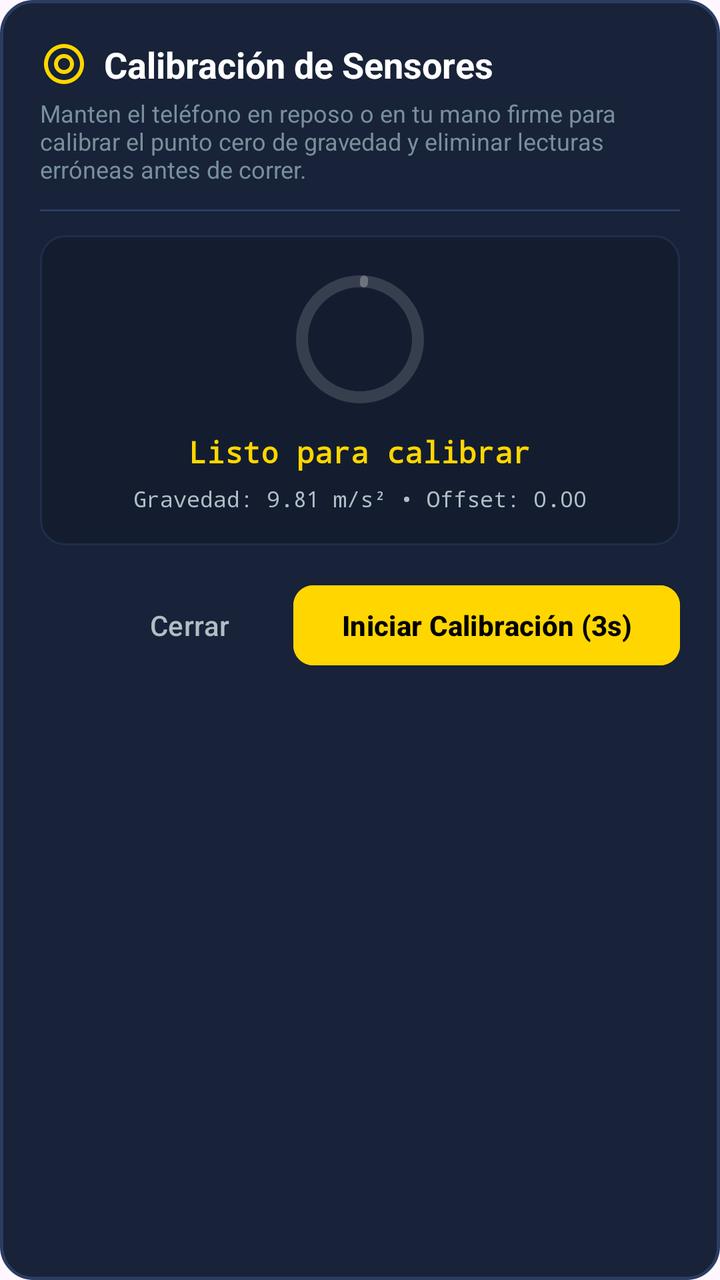
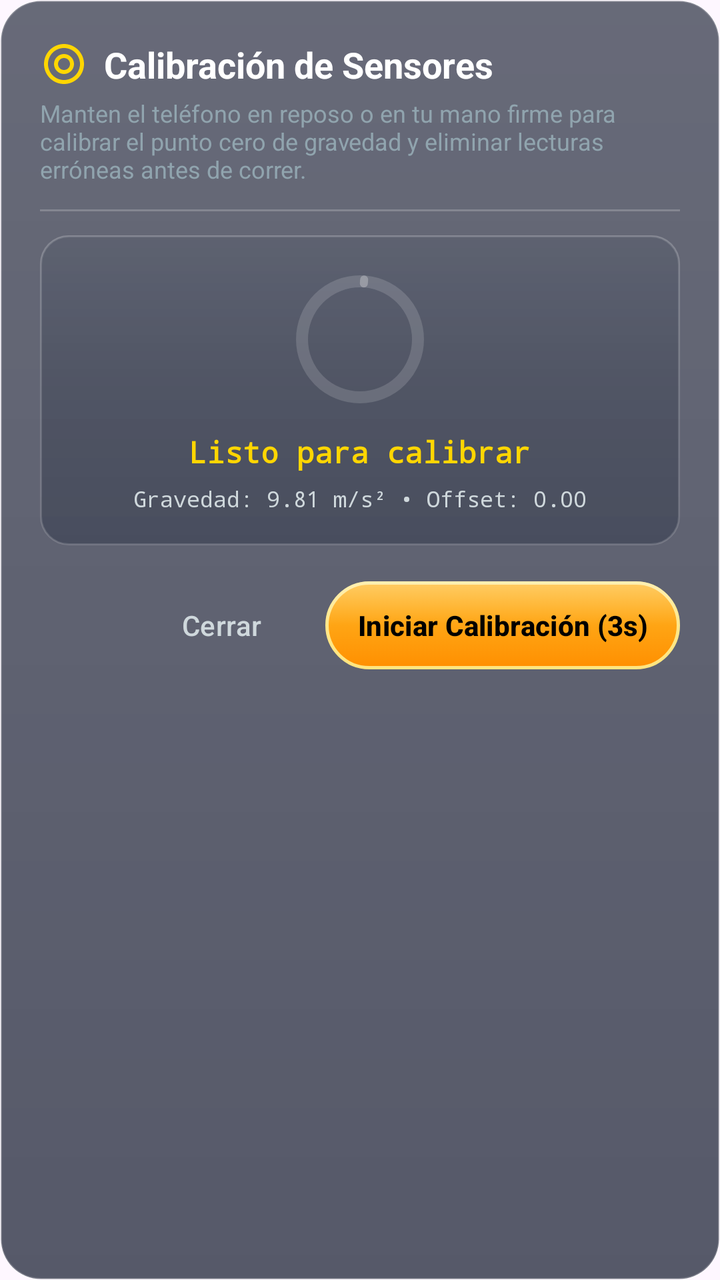

The first picture is an Android layout as it rendered before a commit; the second is the same layout after the commit. The layout source and the unified diff follow.
<!-- AndroidManifest.xml: application theme Theme.Sensores_prueba1 -->
<!-- res/layout/dialog_sensor_calibration.xml -->
<?xml version="1.0" encoding="utf-8"?>
<LinearLayout xmlns:android="http://schemas.android.com/apk/res/android"
    xmlns:app="http://schemas.android.com/apk/res-auto"
    android:layout_width="match_parent"
    android:layout_height="wrap_content"
    android:background="@drawable/bg_card_rounded"
    android:orientation="vertical"
    android:padding="20dp">

    
    <LinearLayout
        android:layout_width="match_parent"
        android:layout_height="wrap_content"
        android:gravity="center_vertical"
        android:orientation="horizontal">

        <ImageView
            android:layout_width="24dp"
            android:layout_height="24dp"
            android:layout_marginEnd="8dp"
            android:src="@drawable/ic_calibrate"
            app:tint="@color/accent_amber" />

        <TextView
            android:layout_width="0dp"
            android:layout_height="wrap_content"
            android:layout_weight="1"
            android:text="Calibración de Sensores"
            android:textColor="@color/white"
            android:textSize="18sp"
            android:textStyle="bold" />
    </LinearLayout>

    <TextView
        android:layout_width="match_parent"
        android:layout_height="wrap_content"
        android:layout_marginTop="4dp"
        android:text="Manten el teléfono en reposo o en tu mano firme para calibrar el punto cero de gravedad y eliminar lecturas erróneas antes de correr."
        android:textColor="@color/text_tertiary"
        android:textSize="12sp" />

    <View
        android:layout_width="match_parent"
        android:layout_height="1dp"
        android:layout_marginVertical="12dp"
        android:background="@color/bg_card_stroke" />

    
    <LinearLayout
        android:layout_width="match_parent"
        android:layout_height="wrap_content"
        android:background="@drawable/bg_metric_tile"
        android:gravity="center"
        android:orientation="vertical"
        android:padding="16dp">

        <com.google.android.material.progressindicator.CircularProgressIndicator
            android:id="@+id/progressCalibration"
            android:layout_width="wrap_content"
            android:layout_height="wrap_content"
            android:indeterminate="false"
            android:max="100"
            android:progress="0"
            app:indicatorColor="@color/accent_amber"
            app:indicatorSize="64dp"
            app:trackColor="#26FFFFFF"
            app:trackThickness="6dp" />

        <TextView
            android:id="@+id/tvCalibrationCountdown"
            android:layout_width="wrap_content"
            android:layout_height="wrap_content"
            android:layout_marginTop="10dp"
            android:fontFamily="monospace"
            android:text="Listo para calibrar"
            android:textColor="@color/accent_amber"
            android:textSize="15sp"
            android:textStyle="bold" />

        <TextView
            android:id="@+id/tvCalibrationTelemetry"
            android:layout_width="wrap_content"
            android:layout_height="wrap_content"
            android:layout_marginTop="6dp"
            android:fontFamily="monospace"
            android:text="Gravedad: 9.81 m/s² • Offset: 0.00"
            android:textColor="@color/text_secondary"
            android:textSize="11sp" />
    </LinearLayout>

    
    <LinearLayout
        android:layout_width="match_parent"
        android:layout_height="wrap_content"
        android:layout_marginTop="16dp"
        android:gravity="end"
        android:orientation="horizontal">

        <com.google.android.material.button.MaterialButton
            android:id="@+id/btnCancelCalibration"
            style="@style/Widget.Material3.Button.TextButton"
            android:layout_width="wrap_content"
            android:layout_height="wrap_content"
            android:layout_marginEnd="8dp"
            android:text="Cerrar"
            android:textColor="@color/text_secondary" />

        <com.google.android.material.button.MaterialButton
            android:id="@+id/btnStartCalibration"
            style="@style/Widget.Material3.Button"
            android:layout_width="wrap_content"
            android:layout_height="wrap_content"
            android:backgroundTint="@color/accent_amber"
            android:text="Iniciar Calibración (3s)"
            android:textColor="@color/black"
            android:textStyle="bold"
            app:cornerRadius="10dp" />
    </LinearLayout>
</LinearLayout>
<!-- resources referenced by this layout -->
<resources>
  <color name="accent_amber">#FFD600</color>
  <color name="bg_card_stroke">#2A3C63</color>
  <color name="black">#FF000000</color>
  <color name="text_secondary">#B0BEC5</color>
  <color name="text_tertiary">#78909C</color>
  <color name="white">#FFFFFFFF</color>
  <!-- drawable bg_card_rounded (drawable) -->
  <?xml version="1.0" encoding="utf-8"?>
  <shape xmlns:android="http://schemas.android.com/apk/res/android"
      android:shape="rectangle">
      <solid android:color="@color/bg_card" />
      <corners android:radius="16dp" />
      <stroke
          android:width="1.5dp"
          android:color="@color/bg_card_stroke" />
  </shape>
  <!-- drawable bg_metric_tile (drawable) -->
  <?xml version="1.0" encoding="utf-8"?>
  <shape xmlns:android="http://schemas.android.com/apk/res/android"
      android:shape="rectangle">
      <solid android:color="@color/metric_tile_bg" />
      <corners android:radius="12dp" />
      <stroke
          android:width="1dp"
          android:color="#1F2E4A" />
  </shape>
  <!-- drawable ic_calibrate (drawable) -->
  <vector xmlns:android="http://schemas.android.com/apk/res/android"
      android:width="24dp"
      android:height="24dp"
      android:viewportWidth="24"
      android:viewportHeight="24">
    <path
        android:fillColor="#FFFFFFFF"
        android:pathData="M12,2C6.48,2 2,6.48 2,12s4.48,10 10,10 10,-4.48 10,-10S17.52,2 12,2zM12,4c4.42,0 8,3.58 8,8s-3.58,8 -8,8 -8,-3.58 -8,-8 3.58,-8 8,-8zM12,7c-2.76,0 -5,2.24 -5,5s2.24,5 5,5 5,-2.24 5,-5 -2.24,-5 -5,-5zM12,9c1.66,0 3,1.34 3,3s-1.34,3 -3,3 -3,-1.34 -3,-3 1.34,-3 3,-3z"/>
  </vector>
  <style name="Theme.Sensores_prueba1" parent="Base.Theme.Sensores_prueba1" />
  <color name="bg_card">#182238</color>
  <color name="metric_tile_bg">#141D2F</color>
  <style name="Base.Theme.Sensores_prueba1" parent="Theme.Material3.DayNight.NoActionBar">
          
          
      </style>
</resources>

<!-- the commit's change to res/layout/dialog_sensor_calibration.xml (unified diff, before → after) -->
@@ -3,7 +3,7 @@
     xmlns:app="http://schemas.android.com/apk/res-auto"
     android:layout_width="match_parent"
     android:layout_height="wrap_content"
-    android:background="@drawable/bg_card_rounded"
+    android:background="@drawable/bg_glass_card"
     android:orientation="vertical"
     android:padding="20dp">
 
@@ -43,13 +43,13 @@
         android:layout_width="match_parent"
         android:layout_height="1dp"
         android:layout_marginVertical="12dp"
-        android:background="@color/bg_card_stroke" />
+        android:background="@color/glass_card_stroke" />
 
     
     <LinearLayout
         android:layout_width="match_parent"
         android:layout_height="wrap_content"
-        android:background="@drawable/bg_metric_tile"
+        android:background="@drawable/bg_glass_metric_tile"
         android:gravity="center"
         android:orientation="vertical"
         android:padding="16dp">
@@ -107,13 +107,14 @@
 
         <com.google.android.material.button.MaterialButton
             android:id="@+id/btnStartCalibration"
-            style="@style/Widget.Material3.Button"
             android:layout_width="wrap_content"
-            android:layout_height="wrap_content"
-            android:backgroundTint="@color/accent_amber"
+            android:layout_height="44dp"
+            android:background="@drawable/bg_glass_button_prominent_amber"
+            app:backgroundTint="@null"
+            android:paddingHorizontal="16dp"
             android:text="Iniciar Calibración (3s)"
             android:textColor="@color/black"
             android:textStyle="bold"
-            app:cornerRadius="10dp" />
+            app:cornerRadius="22dp" />
     </LinearLayout>
 </LinearLayout>
<!-- resource entries referenced after the edit -->
@@ -1,31 +1,63 @@
 <!-- resources referenced by this layout -->
 <resources>
   <color name="accent_amber">#FFD600</color>
-  <color name="bg_card_stroke">#2A3C63</color>
   <color name="black">#FF000000</color>
-  <color name="text_secondary">#B0BEC5</color>
-  <color name="text_tertiary">#78909C</color>
+  <color name="glass_card_stroke">#33FFFFFF</color>
+  <color name="text_secondary">#CFD8DC</color>
+  <color name="text_tertiary">#90A4AE</color>
   <color name="white">#FFFFFFFF</color>
-  <!-- drawable bg_card_rounded (drawable) -->
+  <!-- drawable bg_glass_button_prominent_amber: vector/xml drawable (drawable, 2827 chars, omitted) -->
+  <!-- drawable bg_glass_card (drawable) -->
   <?xml version="1.0" encoding="utf-8"?>
-  <shape xmlns:android="http://schemas.android.com/apk/res/android"
-      android:shape="rectangle">
-      <solid android:color="@color/bg_card" />
-      <corners android:radius="16dp" />
-      <stroke
-          android:width="1.5dp"
-          android:color="@color/bg_card_stroke" />
-  </shape>
-  <!-- drawable bg_metric_tile (drawable) -->
+  <layer-list xmlns:android="http://schemas.android.com/apk/res/android">
+      
+      <item>
+          <shape android:shape="rectangle">
+              <solid android:color="@color/bg_card" />
+              <corners android:radius="20dp" />
+              <stroke
+                  android:width="1dp"
+                  android:color="@color/glass_card_stroke" />
+          </shape>
+      </item>
+      
+      <item>
+          <shape android:shape="rectangle">
+              <corners android:radius="20dp" />
+              <gradient
+                  android:angle="270"
+                  android:startColor="@color/glass_specular_gradient_mid"
+                  android:endColor="@color/glass_specular_gradient_end"
+                  android:type="linear" />
+          </shape>
+      </item>
+  </layer-list>
+  <!-- drawable bg_glass_metric_tile (drawable) -->
   <?xml version="1.0" encoding="utf-8"?>
-  <shape xmlns:android="http://schemas.android.com/apk/res/android"
-      android:shape="rectangle">
-      <solid android:color="@color/metric_tile_bg" />
-      <corners android:radius="12dp" />
-      <stroke
-          android:width="1dp"
-          android:color="#1F2E4A" />
-  </shape>
+  <layer-list xmlns:android="http://schemas.android.com/apk/res/android">
+      
+      <item>
+          <shape android:shape="rectangle">
+              <solid android:color="@color/metric_tile_bg" />
+              <corners android:radius="14dp" />
+              <stroke
+                  android:width="1dp"
+                  android:color="@color/metric_tile_stroke" />
+          </shape>
+      </item>
+      
+      <item>
+          <shape android:shape="rectangle">
+              <corners android:radius="14dp" />
+              <gradient
+                  android:angle="270"
+                  android:startColor="#1AFFFFFF"
+                  android:centerColor="#08FFFFFF"
+                  android:endColor="#00000000"
+                  android:type="linear" />
+          </shape>
+      </item>
+  </layer-list>
   <!-- drawable ic_calibrate (drawable) -->
   <vector xmlns:android="http://schemas.android.com/apk/res/android"
       android:width="24dp"
@@ -37,8 +69,11 @@
         android:pathData="M12,2C6.48,2 2,6.48 2,12s4.48,10 10,10 10,-4.48 10,-10S17.52,2 12,2zM12,4c4.42,0 8,3.58 8,8s-3.58,8 -8,8 -8,-3.58 -8,-8 3.58,-8 8,-8zM12,7c-2.76,0 -5,2.24 -5,5s2.24,5 5,5 5,-2.24 5,-5 -2.24,-5 -5,-5zM12,9c1.66,0 3,1.34 3,3s-1.34,3 -3,3 -3,-1.34 -3,-3 1.34,-3 3,-3z"/>
   </vector>
   <style name="Theme.Sensores_prueba1" parent="Base.Theme.Sensores_prueba1" />
-  <color name="bg_card">#182238</color>
-  <color name="metric_tile_bg">#141D2F</color>
+  <color name="bg_card">#B310182A</color>
+  <color name="glass_specular_gradient_mid">#1AFFFFFF</color>
+  <color name="glass_specular_gradient_end">#00FFFFFF</color>
+  <color name="metric_tile_bg">#4D131C2E</color>
+  <color name="metric_tile_stroke">#26FFFFFF</color>
   <style name="Base.Theme.Sensores_prueba1" parent="Theme.Material3.DayNight.NoActionBar">
           
           
